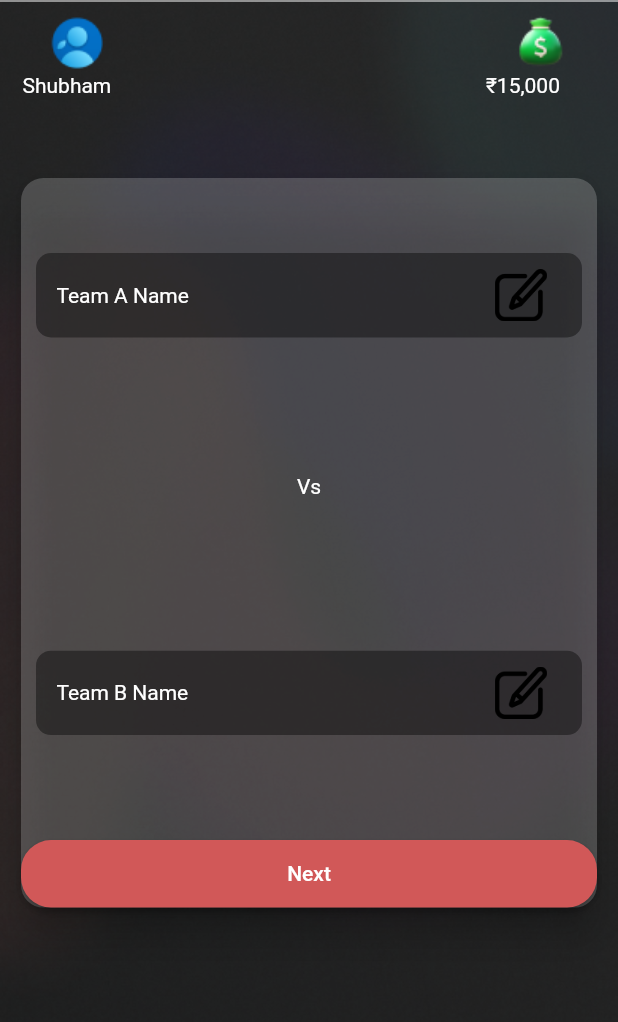
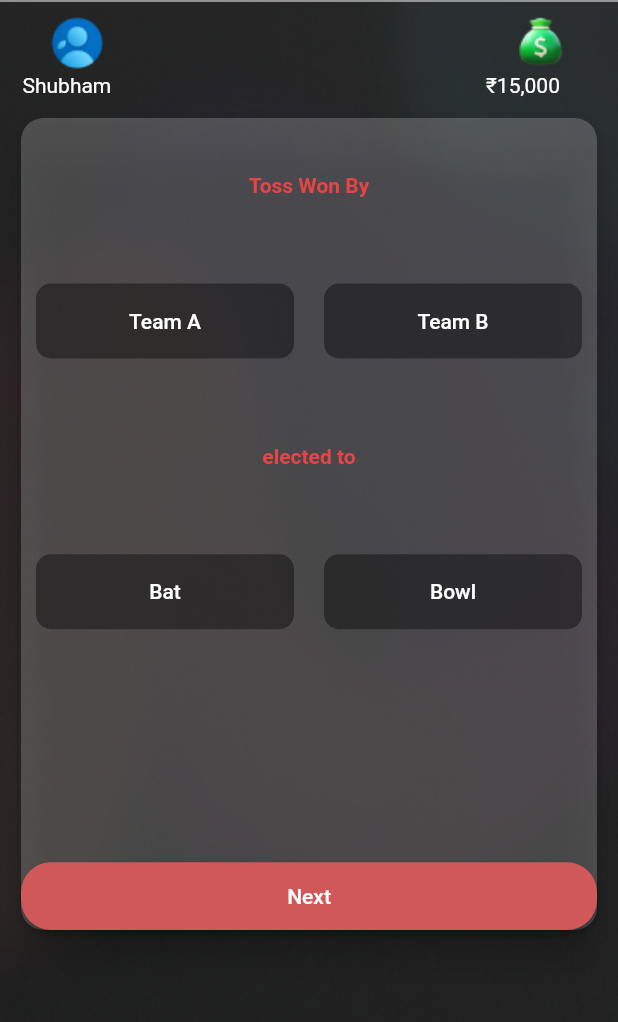
Before and after one commit to RishiPratap/SportsEventManagement, a Flutter app: the screen it shows after launch, on a phone screen of 412 x 824 dp, the part 86-1108 px from its top. Run offline on Flutter 3.47's test engine with Material 2 defaults, Android fonts, the phone set to English and light mode, and no system bars; our stand-ins replace flutter_spinkit, page_transition, socket_io_client; missing offline and left inert: dart:ffi, flutter_stripe.

Commit message:
Initial Commit

```diff
--- /dev/null
+++ b/lib/CricketTossDetails.dart
@@ -0,0 +1,268 @@
+import 'package:flutter/material.dart';
+
+class CricketTossDetails extends StatefulWidget {
+  const CricketTossDetails({Key? key}) : super(key: key);
+
+  @override
+  State<CricketTossDetails> createState() => _CricketTossDetailsState();
+}
+
+class _CricketTossDetailsState extends State<CricketTossDetails> {
+  @override
+  Widget build(BuildContext context) {
+    return Scaffold(
+      resizeToAvoidBottomInset: false,
+      body: SafeArea(
+        child: Container(
+          width: double.infinity,
+          height: double.infinity,
+          decoration: BoxDecoration(
+            image: DecorationImage(
+                image: AssetImage("assets/Homepage.png"), fit: BoxFit.cover),
+          ),
+          child: Column(
+            children: [
+              Row(
+                children: [
+                  Expanded(
+                    flex: 1,
+                    child: Container(
+                      width: 90,
+                      height: 50,
+                      decoration: BoxDecoration(
+                          image: DecorationImage(
+                              image: AssetImage("assets/AARDENT_LOGO.png"),
+                              fit: BoxFit.cover)),
+                    ),
+                  ),
+                  Expanded(
+                    flex: 1,
+                    child: Container(
+                      width: 130,
+                      height: 40,
+                      decoration: BoxDecoration(
+                          image: DecorationImage(
+                              image: AssetImage("assets/Ardent_Sport_Text.png"),
+                              fit: BoxFit.fitWidth)),
+                    ),
+                  ),
+                  Expanded(
+                    flex: 2,
+                    child: Container(
+                      width: double.infinity,
+                    ),
+                  ),
+                ],
+              ),
+              Divider(
+                color: Colors.white,
+              ),
+              Row(
+                children: [
+                  Expanded(
+                    flex: 1,
+                    child: Container(
+                      width: 40,
+                      height: 40,
+                      decoration: BoxDecoration(
+                          image: DecorationImage(
+                              image: AssetImage("assets/Profile_Image.png"),
+                              fit: BoxFit.fitHeight)),
+                    ),
+                  ),
+                  Expanded(
+                    flex: 2,
+                    child: Container(
+                      width: double.infinity,
+                    ),
+                  ),
+                  Expanded(
+                    flex: 1,
+                    child: Container(
+                      width: 40,
+                      height: 40,
+                      decoration: BoxDecoration(
+                          image: DecorationImage(
+                              image: AssetImage("assets/money_bag.png"),
+                              fit: BoxFit.fitHeight)),
+                    ),
+                  ),
+                ],
+              ),
+              Row(
+                children: [
+                  Expanded(
+                    flex: 1,
+                    child: Container(
+                      margin: EdgeInsets.only(left: 15),
+                      child: Text("Shubham"),
+                    ),
+                  ),
+                  Expanded(
+                    flex: 2,
+                    child: Container(
+                      width: double.infinity,
+                    ),
+                  ),
+                  Expanded(
+                    flex: 1,
+                    child: Container(
+                      margin: EdgeInsets.only(left: 15.0),
+                      child: Text("₹15,000"),
+                    ),
+                  ),
+                ],
+              ),
+              Container(
+                width: MediaQuery.of(context).size.width,
+                height: MediaQuery.of(context).size.height -
+                    MediaQuery.of(context).size.height / 3,
+                margin: EdgeInsets.all(10.0),
+                child: Card(
+                  elevation: 10,
+                  shape: RoundedRectangleBorder(
+                      borderRadius: BorderRadius.circular(15.0)),
+                  color: Colors.white.withOpacity(0.2),
+                  child: Column(
+                    children: [
+                      Expanded(
+                        flex: 2,
+                        child: Center(
+                          child: Text(
+                            "Toss Won By",
+                            style: TextStyle(
+                                color: Color(0xffE74545),
+                                fontWeight: FontWeight.w700),
+                          ),
+                        ),
+                      ),
+                      Expanded(
+                        flex: 2,
+                        child: Row(
+                          children: [
+                            Expanded(
+                              flex: 1,
+                              child: Container(
+                                  width: MediaQuery.of(context).size.width / 2,
+                                  height: 50,
+                                  margin: EdgeInsets.fromLTRB(10, 0, 10, 0),
+                                  child: Center(
+                                    child: TextButton(
+                                      onPressed: () {},
+                                      child: Text(
+                                        "Team A",
+                                        style: TextStyle(color: Colors.white),
+                                      ),
+                                    ),
+                                  ),
+                                  decoration: BoxDecoration(
+                                      borderRadius: BorderRadius.circular(10),
+                                      color: Colors.black.withOpacity(0.4))),
+                            ),
+                            Expanded(
+                              flex: 1,
+                              child: Container(
+                                  width: MediaQuery.of(context).size.width / 2,
+                                  height: 50,
+                                  margin: EdgeInsets.fromLTRB(10, 0, 10, 0),
+                                  child: Center(
+                                    child: TextButton(
+                                      onPressed: () {},
+                                      child: Text(
+                                        "Team B",
+                                        style: TextStyle(color: Colors.white),
+                                      ),
+                                    ),
+                                  ),
+                                  decoration: BoxDecoration(
+                                      borderRadius: BorderRadius.circular(10),
+                                      color: Colors.black.withOpacity(0.4))),
+                            ),
+                          ],
+                        ),
+                      ),
+                      Expanded(
+                        flex: 2,
+                        child: Center(
+                          child: Text(
+                            "elected to",
+                            style: TextStyle(
+                                color: Color(0xffE74545),
+                                fontWeight: FontWeight.w700),
+                          ),
+                        ),
+                      ),
+                      Expanded(
+                        flex: 2,
+                        child: Row(
+                          children: [
+                            Expanded(
+                              flex: 1,
+                              child: Container(
+                                  width: MediaQuery.of(context).size.width / 2,
+                                  height: 50,
+                                  margin: EdgeInsets.fromLTRB(10, 0, 10, 0),
+                                  child: Center(
+                                    child: TextButton(
+                                      onPressed: () {},
+                                      child: Text(
+                                        "Bat",
+                                        style: TextStyle(color: Colors.white),
+                                      ),
+                                    ),
+                                  ),
+                                  decoration: BoxDecoration(
+                                      borderRadius: BorderRadius.circular(10),
+                                      color: Colors.black.withOpacity(0.4))),
+                            ),
+                            Expanded(
+                              flex: 1,
+                              child: Container(
+                                  width: MediaQuery.of(context).size.width / 2,
+                                  height: 50,
+                                  margin: EdgeInsets.fromLTRB(10, 0, 10, 0),
+                                  child: Center(
+                                    child: TextButton(
+                                      onPressed: () {},
+                                      child: Text(
+                                        "Bowl",
+                                        style: TextStyle(color: Colors.white),
+                                      ),
+                                    ),
+                                  ),
+                                  decoration: BoxDecoration(
+                                      borderRadius: BorderRadius.circular(10),
+                                      color: Colors.black.withOpacity(0.4))),
+                            ),
+                          ],
+                        ),
+                      ),
+                      Expanded(
+                          flex: 3,
+                          child: Container(
+                            height: double.infinity,
+                          )),
+                      Expanded(
+                        flex: 1,
+                        child: Container(
+                          width: MediaQuery.of(context).size.width,
+                          child: RaisedButton(
+                            onPressed: () {},
+                            child: Text("Next"),
+                            color: Color(0xffD15858),
+                            shape: RoundedRectangleBorder(
+                                borderRadius: BorderRadius.circular(20)),
+                          ),
+                        ),
+                      ),
+                    ],
+                  ),
+                ),
+              )
+            ],
+          ),
+        ),
+      ),
+    );
+  }
+}
--- a/lib/main.dart
+++ b/lib/main.dart
@@ -2,6 +2,7 @@ import 'package:ardent_sports/BadmintonSpotSelection.dart';
 import 'package:ardent_sports/CricketMatchDetailsInput.dart';
 import 'package:ardent_sports/CricketScore.dart';
 import 'package:ardent_sports/CricketTeamDetailsInput.dart';
+import 'package:ardent_sports/CricketTossDetails.dart';
 import 'package:ardent_sports/Home.dart';
 import 'package:ardent_sports/LiveMaintainer.dart';
 import 'package:ardent_sports/Menu.dart';
@@ -31,6 +32,6 @@ class MyApp extends StatelessWidget {
         title: 'User Details App',
         debugShowCheckedModeBanner: false,
         theme: ThemeData.dark(),
-        home: CricketTeamDetasilsInput());
+        home: CricketTossDetails());
   }
 }
```
